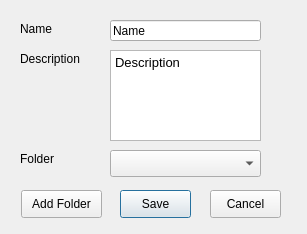
First picture: the form in src/lib/BookmarkInfoDialog.ui, repository KDE/marble, before the edit.
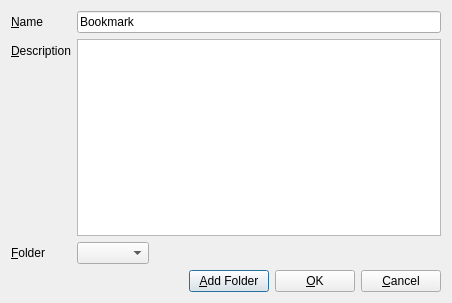
Second picture: the form after the edit.

Commit message: Added layout and a few fixes to the bookmark dialogs.

```diff
--- a/src/lib/BookmarkInfoDialog.ui
+++ b/src/lib/BookmarkInfoDialog.ui
@@ -6,132 +6,133 @@
    <rect>
     <x>0</x>
     <y>0</y>
-    <width>307</width>
-    <height>234</height>
+    <width>452</width>
+    <height>303</height>
    </rect>
   </property>
   <property name="windowTitle">
    <string>Dialog</string>
   </property>
+  <layout class="QVBoxLayout" name="verticalLayout">
+   <item>
+    <layout class="QFormLayout" name="formLayout">
+     <property name="fieldGrowthPolicy">
+      <enum>QFormLayout::ExpandingFieldsGrow</enum>
+     </property>
+     <item row="0" column="0">
   <widget class="QLabel" name="name_lbl">
-   <property name="geometry">
-    <rect>
-     <x>20</x>
-     <y>20</y>
-     <width>62</width>
-     <height>18</height>
-    </rect>
-   </property>
    <property name="text">
-    <string>Name</string>
-   </property>
-  </widget>
-  <widget class="QLabel" name="description_lbl">
-   <property name="geometry">
-    <rect>
-     <x>20</x>
-     <y>50</y>
-     <width>81</width>
-     <height>18</height>
-    </rect>
-   </property>
-   <property name="text">
-    <string>Description</string>
-   </property>
-  </widget>
+        <string>&amp;Name</string>
+       </property>
+       <property name="buddy">
+        <cstring>name</cstring>
+       </property>
+      </widget>
+     </item>
+     <item row="0" column="1">
   <widget class="QLineEdit" name="name">
-   <property name="geometry">
-    <rect>
-     <x>110</x>
-     <y>20</y>
-     <width>151</width>
-     <height>21</height>
-    </rect>
-   </property>
+       <property name="text">
+        <string>Bookmark</string>
+       </property>
+       <property name="cursorPosition">
+        <number>0</number>
+       </property>
+      </widget>
+     </item>
+     <item row="1" column="0">
+      <widget class="QLabel" name="description_lbl">
    <property name="text">
-    <string>Name</string>
-   </property>
-  </widget>
+        <string>&amp;Description</string>
+       </property>
+       <property name="buddy">
+        <cstring>description</cstring>
+       </property>
+      </widget>
+     </item>
+     <item row="1" column="1">
   <widget class="QTextEdit" name="description">
-   <property name="geometry">
-    <rect>
-     <x>110</x>
-     <y>50</y>
-     <width>151</width>
-     <height>91</height>
-    </rect>
+       <property name="sizePolicy">
+        <sizepolicy hsizetype="Expanding" vsizetype="Expanding">
+         <horstretch>0</horstretch>
+         <verstretch>0</verstretch>
+        </sizepolicy>
    </property>
    <property name="html">
     <string>&lt;!DOCTYPE HTML PUBLIC &quot;-//W3C//DTD HTML 4.0//EN&quot; &quot;http://www.w3.org/TR/REC-html40/strict.dtd&quot;&gt;
 &lt;html&gt;&lt;head&gt;&lt;meta name=&quot;qrichtext&quot; content=&quot;1&quot; /&gt;&lt;style type=&quot;text/css&quot;&gt;
 p, li { white-space: pre-wrap; }
-&lt;/style&gt;&lt;/head&gt;&lt;body style=&quot; font-family:'Sans'; font-size:10pt; font-weight:400; font-style:normal;&quot;&gt;
-&lt;p style=&quot; margin-top:0px; margin-bottom:0px; margin-left:0px; margin-right:0px; -qt-block-indent:0; text-indent:0px;&quot;&gt;Description&lt;/p&gt;&lt;/body&gt;&lt;/html&gt;</string>
-   </property>
-  </widget>
-  <widget class="QPushButton" name="m_saveButton">
-   <property name="geometry">
-    <rect>
-     <x>120</x>
-     <y>190</y>
-     <width>71</width>
-     <height>28</height>
-    </rect>
-   </property>
-   <property name="text">
-    <string>Save</string>
-   </property>
-  </widget>
-  <widget class="QPushButton" name="m_cancelButton">
-   <property name="geometry">
-    <rect>
-     <x>210</x>
-     <y>190</y>
-     <width>71</width>
-     <height>28</height>
-    </rect>
-   </property>
-   <property name="text">
-    <string>Cancel</string>
-   </property>
-  </widget>
+&lt;/style&gt;&lt;/head&gt;&lt;body style=&quot; font-family:'DejaVu Sans'; font-size:9pt; font-weight:400; font-style:normal;&quot;&gt;
+&lt;table border=&quot;0&quot; style=&quot;-qt-table-type: root; margin-top:4px; margin-bottom:4px; margin-left:4px; margin-right:4px;&quot;&gt;
+&lt;tr&gt;
+&lt;td style=&quot;border: none;&quot;&gt;
+&lt;p style=&quot;-qt-paragraph-type:empty; margin-top:0px; margin-bottom:0px; margin-left:0px; margin-right:0px; -qt-block-indent:0; text-indent:0px;&quot;&gt;&lt;/p&gt;
+&lt;p style=&quot;-qt-paragraph-type:empty; margin-top:0px; margin-bottom:0px; margin-left:0px; margin-right:0px; -qt-block-indent:0; text-indent:0px;&quot;&gt;&lt;/p&gt;&lt;/td&gt;&lt;/tr&gt;&lt;/table&gt;&lt;/body&gt;&lt;/html&gt;</string>
+       </property>
+      </widget>
+     </item>
+     <item row="2" column="0">
   <widget class="QLabel" name="folder_lbl">
-   <property name="geometry">
-    <rect>
-     <x>20</x>
-     <y>150</y>
-     <width>62</width>
-     <height>18</height>
-    </rect>
-   </property>
    <property name="text">
-    <string>Folder</string>
-   </property>
-  </widget>
-  <widget class="QComboBox" name="m_folders">
-   <property name="geometry">
-    <rect>
-     <x>110</x>
-     <y>150</y>
-     <width>151</width>
-     <height>27</height>
-    </rect>
-   </property>
-  </widget>
+        <string>&amp;Folder</string>
+       </property>
+       <property name="buddy">
+        <cstring>m_folders</cstring>
+       </property>
+      </widget>
+     </item>
+     <item row="2" column="1">
+      <widget class="QComboBox" name="m_folders"/>
+     </item>
+    </layout>
+   </item>
+   <item>
+    <layout class="QHBoxLayout" name="horizontalLayout">
+     <item>
+      <spacer name="horizontalSpacer">
+       <property name="orientation">
+        <enum>Qt::Horizontal</enum>
+       </property>
+       <property name="sizeHint" stdset="0">
+        <size>
+         <width>40</width>
+         <height>20</height>
+        </size>
+       </property>
+      </spacer>
+     </item>
+     <item>
   <widget class="QPushButton" name="m_newFolderButton">
-   <property name="geometry">
-    <rect>
-     <x>21</x>
-     <y>190</y>
-     <width>81</width>
-     <height>28</height>
-    </rect>
-   </property>
+       <property name="text">
+        <string>&amp;Add Folder</string>
+       </property>
+      </widget>
+     </item>
+     <item>
+      <widget class="QPushButton" name="m_saveButton">
    <property name="text">
-    <string>Add Folder</string>
-   </property>
-  </widget>
- </widget>
+        <string>&amp;OK</string>
+       </property>
+      </widget>
+     </item>
+     <item>
+      <widget class="QPushButton" name="m_cancelButton">
+       <property name="text">
+        <string>&amp;Cancel</string>
+       </property>
+      </widget>
+     </item>
+    </layout>
+   </item>
+  </layout>
+ </widget>
+ <tabstops>
+  <tabstop>name</tabstop>
+  <tabstop>description</tabstop>
+  <tabstop>m_folders</tabstop>
+  <tabstop>m_newFolderButton</tabstop>
+  <tabstop>m_saveButton</tabstop>
+  <tabstop>m_cancelButton</tabstop>
+ </tabstops>
  <resources/>
  <connections>
   <connection>
```
Left out of the diff: 8 changed lines with no effect on the pictures. Lines whose indentation alone changed are shown as unchanged. The commit also changes 1 other file.
